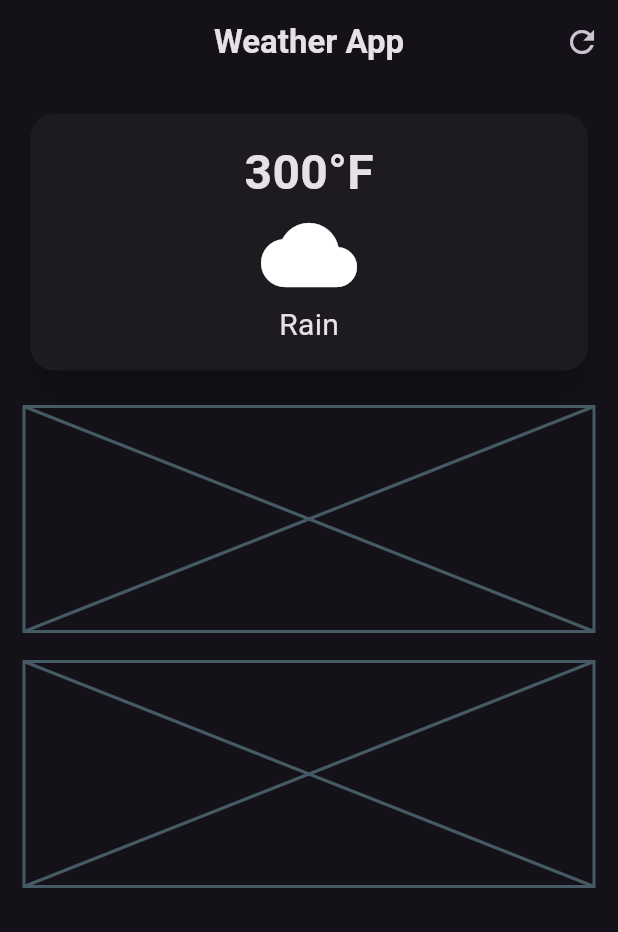
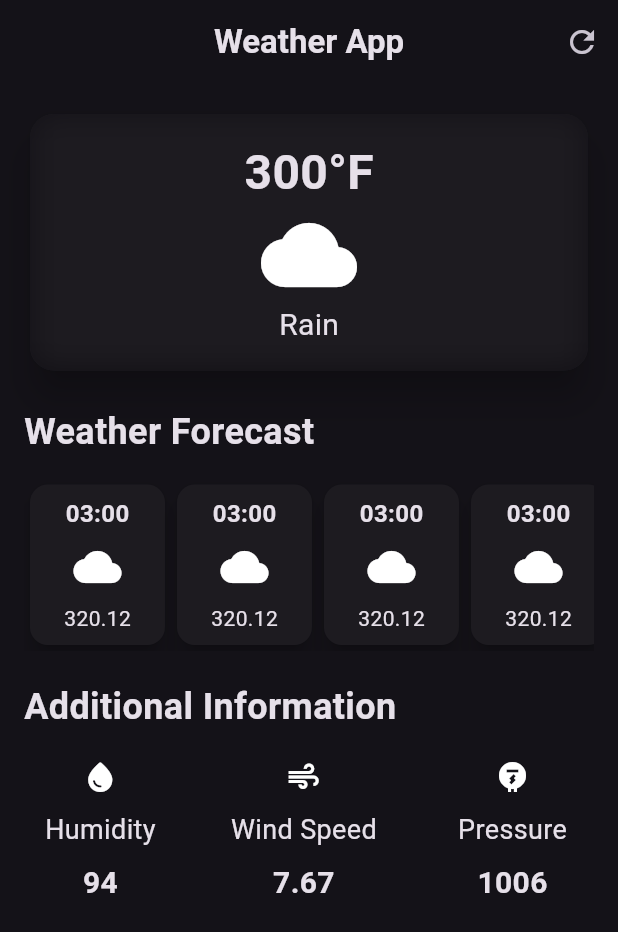
Before and after one commit to rZoysa/weather_app, a Flutter app: the screen it shows after launch, on a phone screen of 412 x 824 dp. Shown: the top 932 px of the screen. Run offline on Flutter 3.47's test engine with Material 3 defaults, Android fonts, the phone set to English and light mode, and no system bars.

Commit message:
Added Additional information section

```diff
--- a/lib/weather_screen.dart
+++ b/lib/weather_screen.dart
@@ -1,4 +1,9 @@
+import 'dart:ui';
+
+import 'package:flutter/cupertino.dart';
 import 'package:flutter/material.dart';
+import 'package:flutter/rendering.dart';
+import 'package:flutter/widgets.dart';
 
 class WeatherScreen extends StatelessWidget {
   const WeatherScreen({super.key});
@@ -21,6 +26,7 @@ class WeatherScreen extends StatelessWidget {
       body: Padding(
         padding: const EdgeInsets.all(16.0),
         child: Column(
+          crossAxisAlignment: CrossAxisAlignment.start,
           children: [
             //Main Card
             SizedBox(
@@ -30,6 +36,10 @@ class WeatherScreen extends StatelessWidget {
                 shape: RoundedRectangleBorder(
                   borderRadius: BorderRadius.circular(16),
                 ),
+                child: ClipRRect(
+                  borderRadius: BorderRadius.circular(16),
+                  child: BackdropFilter(
+                    filter: ImageFilter.blur(sigmaX: 10, sigmaY: 10),
                     child: const Padding(
                       padding: EdgeInsets.all(16.0),
                       child: Column(
@@ -56,17 +66,123 @@ class WeatherScreen extends StatelessWidget {
                     ),
                   ),
                 ),
+              ),
+            ),
             const SizedBox(height: 20),
+            const Text(
+              'Weather Forecast',
+              style: TextStyle(
+                fontSize: 24,
+                fontWeight: FontWeight.bold,
+              ),
+            ),
+
+            const SizedBox(height: 14),
 
             //Weather forecast cards
-            const Placeholder(
-              fallbackHeight: 150,
+            const SingleChildScrollView(
+              scrollDirection: Axis.horizontal,
+              child: Row(
+                children: [
+                  HourlyForcastItem(),
+                  HourlyForcastItem(),
+                  HourlyForcastItem(),
+                  HourlyForcastItem(),
+                  HourlyForcastItem(),
+                ],
               ),
+            ),
+
             const SizedBox(height: 20),
 
             //Additional Information
-            const Placeholder(
-              fallbackHeight: 150,
+            const Text(
+              'Additional Information',
+              style: TextStyle(
+                fontSize: 24,
+                fontWeight: FontWeight.bold,
+              ),
+            ),
+
+            Padding(
+              padding: const EdgeInsets.all(10.0),
+              child: Row(
+                mainAxisAlignment: MainAxisAlignment.spaceBetween,
+                children: [
+                  Container(
+
+                    padding: const EdgeInsets.all(4.0),
+                    child: const Column(
+                      children: [
+                        Icon(Icons.water_drop_rounded),
+                        SizedBox(height: 10),
+                        Text(
+                          'Humidity',
+                          style: TextStyle(
+                            fontSize: 18,
+                          ),
+                        ),
+                        SizedBox(height: 8),
+                        Text(
+                          '94',
+                          style: TextStyle(
+                            fontSize: 20,
+                            fontWeight: FontWeight.bold,
+                          ),
+                        ),
+                      ],
+                    ),
+                  ),
+                  Container(
+
+                    padding: const EdgeInsets.all(8.0),
+                    child: const Column(
+                      children: [
+                        Icon(Icons.air),
+                        SizedBox(height: 10),
+                        Text(
+                          'Wind Speed',
+                          style: TextStyle(
+                            fontSize: 18,
+                          ),
+                        ),
+                        SizedBox(height: 8),
+                        Text(
+                          '7.67',
+                          style: TextStyle(
+                            fontSize: 20,
+                            fontWeight: FontWeight.bold,
+                          ),
+                        ),
+                      ],
+                    ),
+                  ),
+                  Container(
+
+                    padding: const EdgeInsets.all(8.0),
+                    child: const Column(
+                      children: [
+                        Icon(Icons.electric_meter),
+                        SizedBox(height: 10),
+                        Text(
+                          'Pressure',
+                          style: TextStyle(
+                            fontSize: 18,
+                          ),
+                        ),
+                        SizedBox(height: 8),
+                        Text(
+                          '1006',
+                          style: TextStyle(
+                            fontSize: 20,
+                            fontWeight: FontWeight.bold,
+                          ),
+                        ),
+                      ],
+                    ),
+                  ),
+                ],
+              ),
             ),
           ],
         ),
@@ -74,3 +190,53 @@ class WeatherScreen extends StatelessWidget {
     );
   }
 }
+
+class HourlyForcastItem extends StatelessWidget {
+  const HourlyForcastItem({super.key});
+
+  @override
+  Widget build(BuildContext context) {
+    return Card(
+      elevation: 6,
+      child: Container(
+        width: 90,
+        padding: const EdgeInsets.all(8.0),
+        decoration: BoxDecoration(
+          borderRadius: BorderRadius.circular(16),
+        ),
+        child: const Column(
+          children: [
+            Text(
+              '03:00',
+              style: TextStyle(
+                fontSize: 16,
+                fontWeight: FontWeight.bold,
+              ),
+            ),
+            SizedBox(height: 8),
+            Icon(
+              Icons.cloud,
+              size: 32,
+            ),
+            SizedBox(height: 8),
+            Text('320.12'),
+          ],
+        ),
+      ),
+    );
+  }
+}
+
+class Information extends StatefulWidget {
+  const Information({super.key});
+
+  @override
+  State<Information> createState() => _InformationState();
+}
+
+class _InformationState extends State<Information> {
+  @override
+  Widget build(BuildContext context) {
+    return const Placeholder();
+  }
+}
```
Lines whose indentation alone changed are shown as unchanged.
